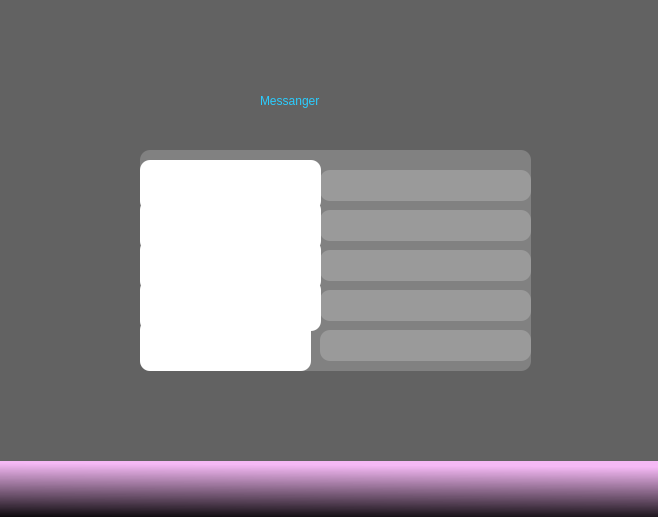
Old version of the form nemidoonam/signup.ui in the repository gravelord-nito/simple_messenger_gui.
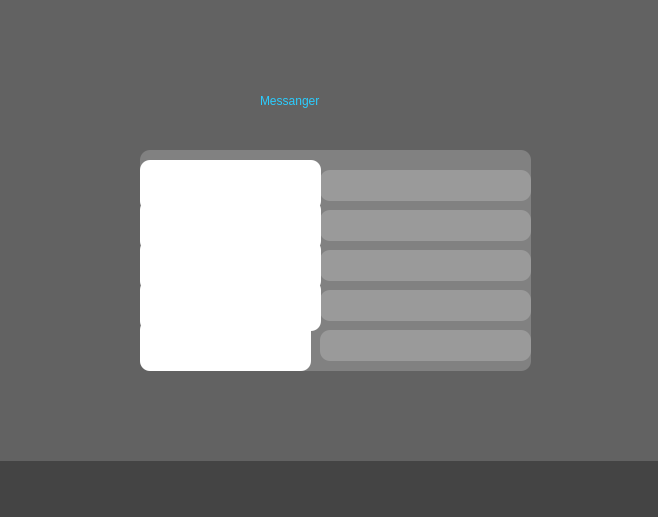
New version of the form. Icons and pictures are not drawn.

Diff of the .ui file:
```diff
--- a/nemidoonam/signup.ui
+++ b/nemidoonam/signup.ui
@@ -24,7 +24,8 @@
    </property>
    <property name="styleSheet">
     <string notr="true">border:none;
-background-color: qlineargradient(spread:pad, x1:0.457, y1:1, x2:0.524038, y2:0.028, stop:0 rgba(0, 0, 0, 255), stop:0.956731 rgba(255, 98, 255, 98));</string>
+background-color: qlineargradient(spread:pad, x1:0.457, y1:1, x2:0.524038, y2:0.028, stop:0 rgba(0, 0, 0, 255), stop:0.956731 rgba(255, 98, 255, 98));background-color: rgb(68, 68, 68);
+color: rgb(68, 68, , 68);</string>
    </property>
   </widget>
   <widget class="QPushButton" name="loginbuttom">
```
Left out of the diff: 70 changed lines with no effect on the pictures.
